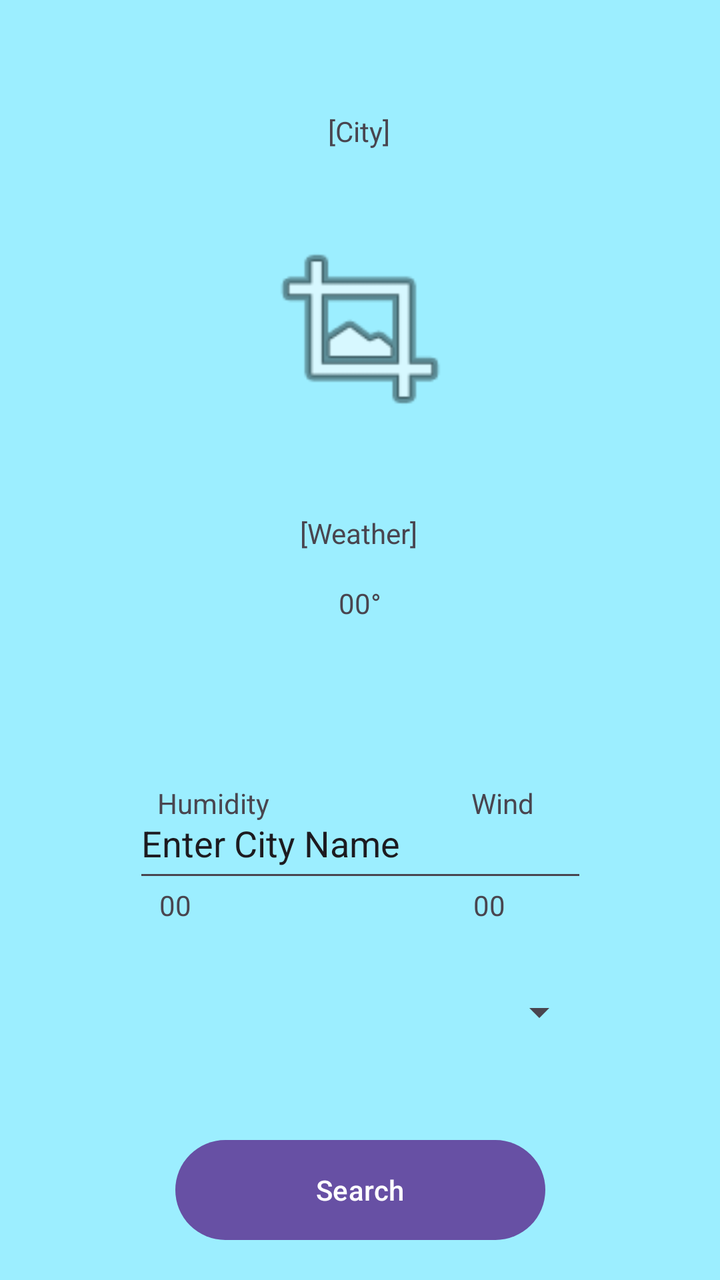
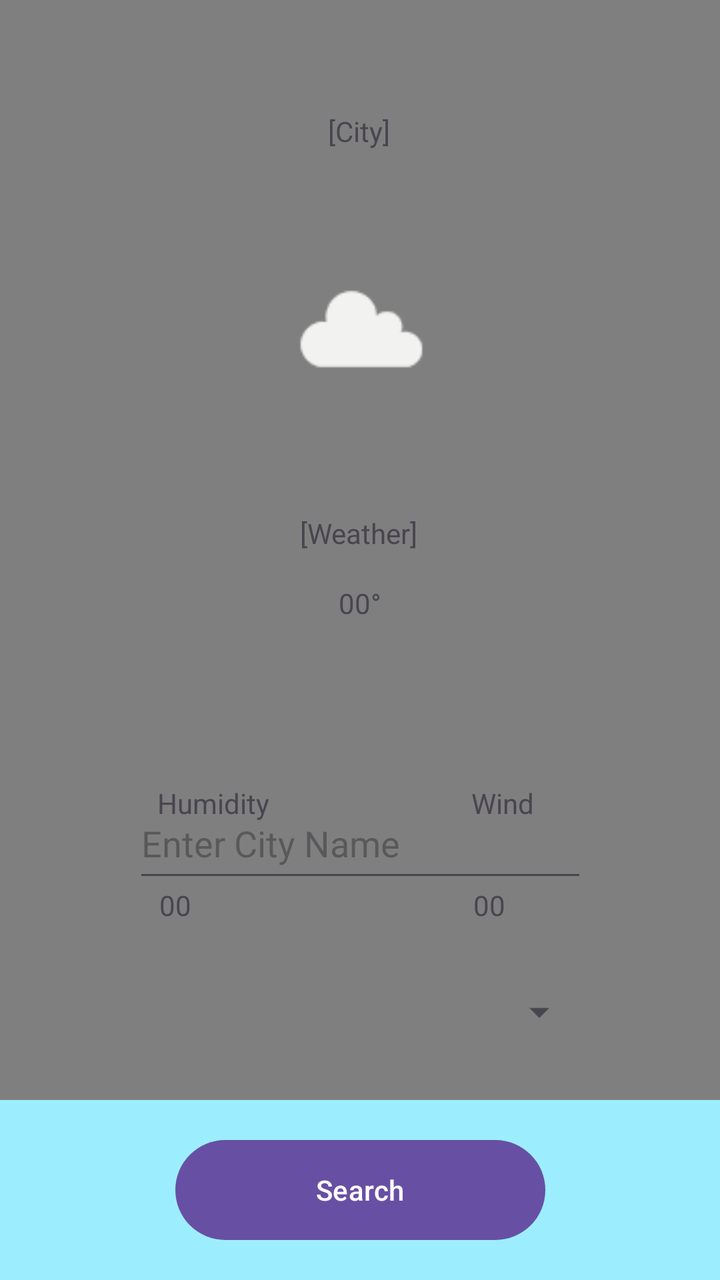

Before-and-after screenshots of an Android layout around one commit, followed by the original layout XML and the change that was made.
<!-- AndroidManifest.xml: application theme Theme.AndroidWeather -->
<!-- res/layout/activity_main.xml -->
<?xml version="1.0" encoding="utf-8"?>
<androidx.constraintlayout.widget.ConstraintLayout xmlns:android="http://schemas.android.com/apk/res/android"
    xmlns:app="http://schemas.android.com/apk/res-auto"
    xmlns:tools="http://schemas.android.com/tools"
    android:id="@+id/main"
    android:layout_width="match_parent"
    android:layout_height="match_parent"
    android:background="#9CEEFF"
    tools:context=".MainActivity">

    <TextView
        android:id="@+id/cityText"
        android:layout_width="wrap_content"
        android:layout_height="wrap_content"
        android:layout_marginTop="56dp"
        android:text="@string/city"
        app:layout_constraintEnd_toEndOf="parent"
        app:layout_constraintHorizontal_bias="0.498"
        app:layout_constraintStart_toStartOf="parent"
        app:layout_constraintTop_toTopOf="parent" />

    <ImageView
        android:id="@+id/weatherImageView"
        android:layout_width="103dp"
        android:layout_height="106dp"
        android:layout_marginTop="36dp"
        app:layout_constraintEnd_toEndOf="parent"
        app:layout_constraintStart_toStartOf="parent"
        app:layout_constraintTop_toBottomOf="@+id/cityText"
        app:srcCompat="@android:drawable/ic_menu_crop" />

    <Button
        android:id="@+id/btnSearch"
        android:layout_width="185dp"
        android:layout_height="58dp"
        android:layout_marginBottom="16dp"
        android:text="@string/search"
        app:layout_constraintBottom_toBottomOf="parent"
        app:layout_constraintEnd_toEndOf="parent"
        app:layout_constraintStart_toStartOf="parent" />

    <EditText
        android:id="@+id/cityInput"
        android:layout_width="227dp"
        android:layout_height="52dp"
        android:layout_marginBottom="120dp"
        android:ems="10"
        android:inputType="text"
        android:text="@string/enter_city_name"
        app:layout_constraintBottom_toTopOf="@+id/btnSearch"
        app:layout_constraintEnd_toEndOf="parent"
        app:layout_constraintStart_toStartOf="parent" />

    <TextView
        android:id="@+id/humidityLabel"
        android:layout_width="wrap_content"
        android:layout_height="wrap_content"
        android:layout_marginTop="392dp"
        android:text="@string/humidity"
        app:layout_constraintEnd_toEndOf="parent"
        app:layout_constraintHorizontal_bias="0.259"
        app:layout_constraintStart_toStartOf="parent"
        app:layout_constraintTop_toTopOf="parent" />

    <TextView
        android:id="@+id/windText"
        android:layout_width="wrap_content"
        android:layout_height="wrap_content"
        android:layout_marginTop="32dp"
        android:text="00"
        app:layout_constraintEnd_toEndOf="parent"
        app:layout_constraintHorizontal_bias="0.688"
        app:layout_constraintStart_toStartOf="parent"
        app:layout_constraintTop_toBottomOf="@+id/windLabel" />

    <TextView
        android:id="@+id/humidityText"
        android:layout_width="wrap_content"
        android:layout_height="wrap_content"
        android:layout_marginTop="32dp"
        android:text="00"
        app:layout_constraintEnd_toEndOf="parent"
        app:layout_constraintHorizontal_bias="0.232"
        app:layout_constraintStart_toStartOf="parent"
        app:layout_constraintTop_toBottomOf="@+id/humidityLabel" />

    <TextView
        android:id="@+id/windLabel"
        android:layout_width="wrap_content"
        android:layout_height="wrap_content"
        android:layout_marginTop="392dp"
        android:text="@string/wind"
        app:layout_constraintEnd_toEndOf="parent"
        app:layout_constraintHorizontal_bias="0.717"
        app:layout_constraintStart_toStartOf="parent"
        app:layout_constraintTop_toTopOf="parent" />

    <TextView
        android:id="@+id/weatherText"
        android:layout_width="wrap_content"
        android:layout_height="wrap_content"
        android:layout_marginTop="40dp"
        android:text="@string/weather"
        app:layout_constraintEnd_toEndOf="parent"
        app:layout_constraintHorizontal_bias="0.498"
        app:layout_constraintStart_toStartOf="parent"
        app:layout_constraintTop_toBottomOf="@+id/weatherImageView" />

    <TextView
        android:id="@+id/tempText"
        android:layout_width="wrap_content"
        android:layout_height="wrap_content"
        android:layout_marginTop="16dp"
        android:text="00°"
        app:layout_constraintEnd_toEndOf="parent"
        app:layout_constraintStart_toStartOf="parent"
        app:layout_constraintTop_toBottomOf="@+id/weatherText" />

    <Spinner
        android:id="@+id/countrySpinner"
        android:layout_width="227dp"
        android:layout_height="52dp"
        app:layout_constraintBottom_toTopOf="@+id/btnSearch"
        app:layout_constraintEnd_toEndOf="parent"
        app:layout_constraintStart_toStartOf="parent"
        app:layout_constraintTop_toBottomOf="@+id/cityInput" />

</androidx.constraintlayout.widget.ConstraintLayout>
<!-- resources referenced by this layout -->
<resources>
  <string name="city">[City]</string>
  <string name="enter_city_name">Enter City Name</string>
  <string name="humidity">Humidity</string>
  <string name="search">Search</string>
  <string name="weather">[Weather]</string>
  <string name="wind">Wind</string>
  <style name="Theme.AndroidWeather" parent="Base.Theme.AndroidWeather" />
  <style name="Base.Theme.AndroidWeather" parent="Theme.Material3.DayNight.NoActionBar">
          
          
      </style>
</resources>

<!-- the commit's change to res/layout/activity_main.xml (unified diff, before → after) -->
@@ -7,6 +7,15 @@
     android:layout_height="match_parent"
     android:background="#9CEEFF"
     tools:context=".MainActivity">
+
+    <VideoView
+        android:id="@+id/videoBackground"
+        android:layout_width="match_parent"
+        android:layout_height="550dp"
+        app:layout_constraintTop_toTopOf="parent"
+        app:resize_mode="zoom"
+        app:use_controller="false" />
+
 
     <TextView
         android:id="@+id/cityText"
@@ -27,7 +36,7 @@
         app:layout_constraintEnd_toEndOf="parent"
         app:layout_constraintStart_toStartOf="parent"
         app:layout_constraintTop_toBottomOf="@+id/cityText"
-        app:srcCompat="@android:drawable/ic_menu_crop" />
+        app:srcCompat="@drawable/d03" />
 
     <Button
         android:id="@+id/btnSearch"
@@ -45,8 +54,8 @@
         android:layout_height="52dp"
         android:layout_marginBottom="120dp"
         android:ems="10"
+        android:hint="@string/enter_city_name"
         android:inputType="text"
-        android:text="@string/enter_city_name"
         app:layout_constraintBottom_toTopOf="@+id/btnSearch"
         app:layout_constraintEnd_toEndOf="parent"
         app:layout_constraintStart_toStartOf="parent" />
@@ -125,4 +134,5 @@
         app:layout_constraintStart_toStartOf="parent"
         app:layout_constraintTop_toBottomOf="@+id/cityInput" />
 
+
 </androidx.constraintlayout.widget.ConstraintLayout>
<!-- resource entries referenced after the edit -->
@@ -1,5 +1,6 @@
 <!-- resources referenced by this layout -->
 <resources>
+  <!-- drawable d03: png bitmap (drawable, 719 bytes) -->
   <string name="city">[City]</string>
   <string name="enter_city_name">Enter City Name</string>
   <string name="humidity">Humidity</string>
